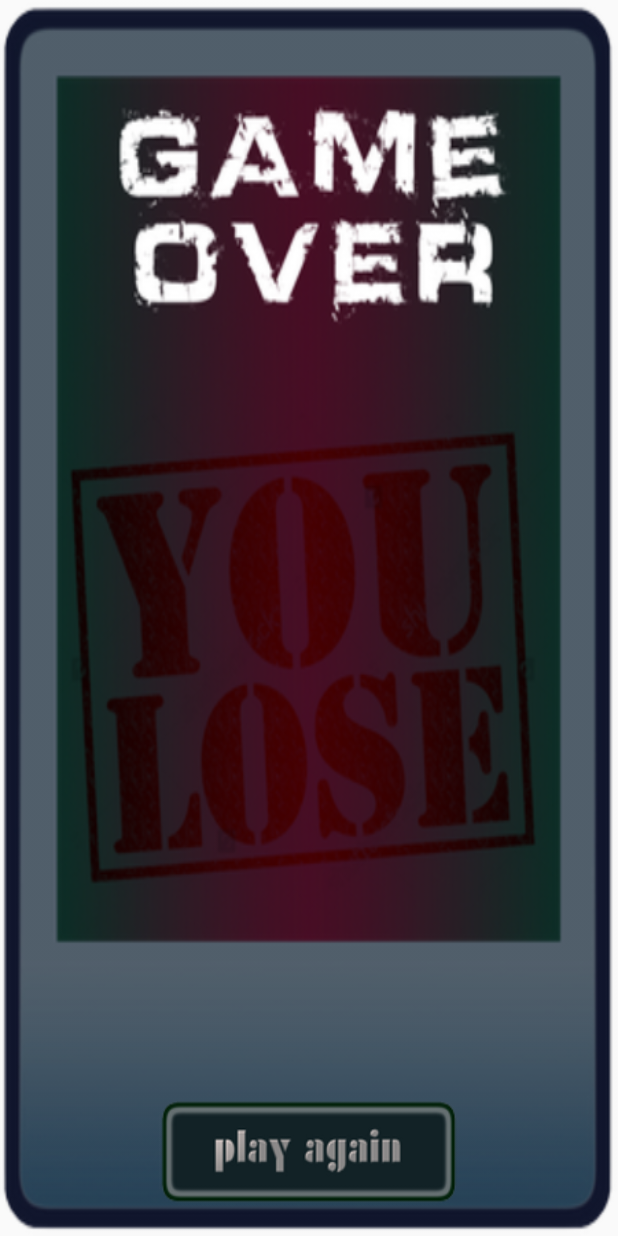
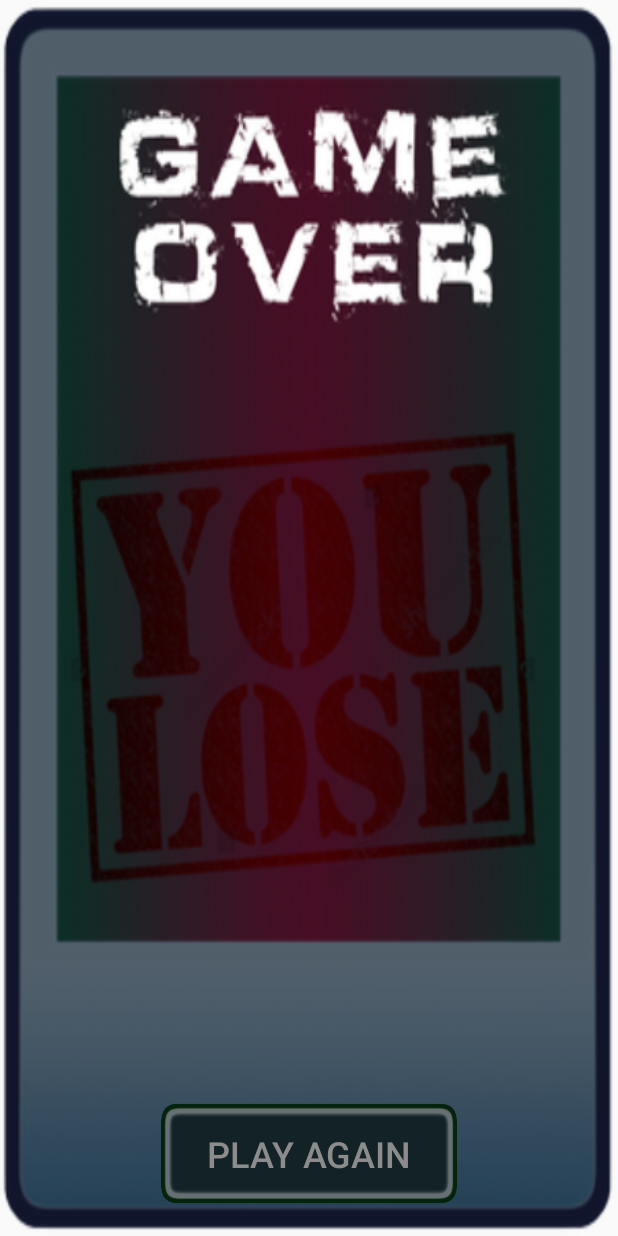
Before and after one commit to AlexKazmirchuk/BarleyBreak, an Android app: the layout lose_dialog.xml on its own in the app's theme, with its tools: preview values and no code run, on a phone screen of 412 x 824 dp. Run offline under Robolectric (Android 15) with nearby library versions, the light colour scheme and no system bars.

Commit message:
added text values to buttons in win_dialog and lose_dialog and changed their bg

```diff
--- a/app/src/main/res/layout/lose_dialog.xml
+++ b/app/src/main/res/layout/lose_dialog.xml
@@ -12,7 +12,9 @@
             android:layout_alignParentBottom="true"
             android:layout_centerHorizontal="true"
             android:layout_marginBottom="20dp"
-            android:background="@drawable/alert_btn"
-
+            android:background="@drawable/alert_btn_bg"
+            android:text="@string/alert_btn_text"
+        android:textSize="24sp"
+        android:textColor="#8c8c8c"
     />
 </RelativeLayout>
--- a/app/src/main/res/layout/win_dialog.xml
+++ b/app/src/main/res/layout/win_dialog.xml
@@ -12,7 +12,10 @@
             android:layout_alignParentBottom="true"
             android:layout_centerHorizontal="true"
             android:layout_marginBottom="20dp"
-            android:background="@drawable/alert_btn"
+        android:background="@drawable/alert_btn_bg"
+        android:text="@string/alert_btn_text"
+        android:textSize="24sp"
+        android:textColor="#8c8c8c"
 
     />
 </RelativeLayout>
--- a/app/src/main/res/values/strings.xml
+++ b/app/src/main/res/values/strings.xml
@@ -20,4 +20,5 @@
     <string name="new_game_btn_text">NEW GAME</string>
     <string name="options_btn_text">OPTIONS</string>
     <string name="exit_btn_text">EXIT</string>
+    <string name="alert_btn_text">PLAY AGAIN</string>
 </resources>
```
Also changed, not shown: app/src/main/res/drawable/alert_btn_bg.png (added).
